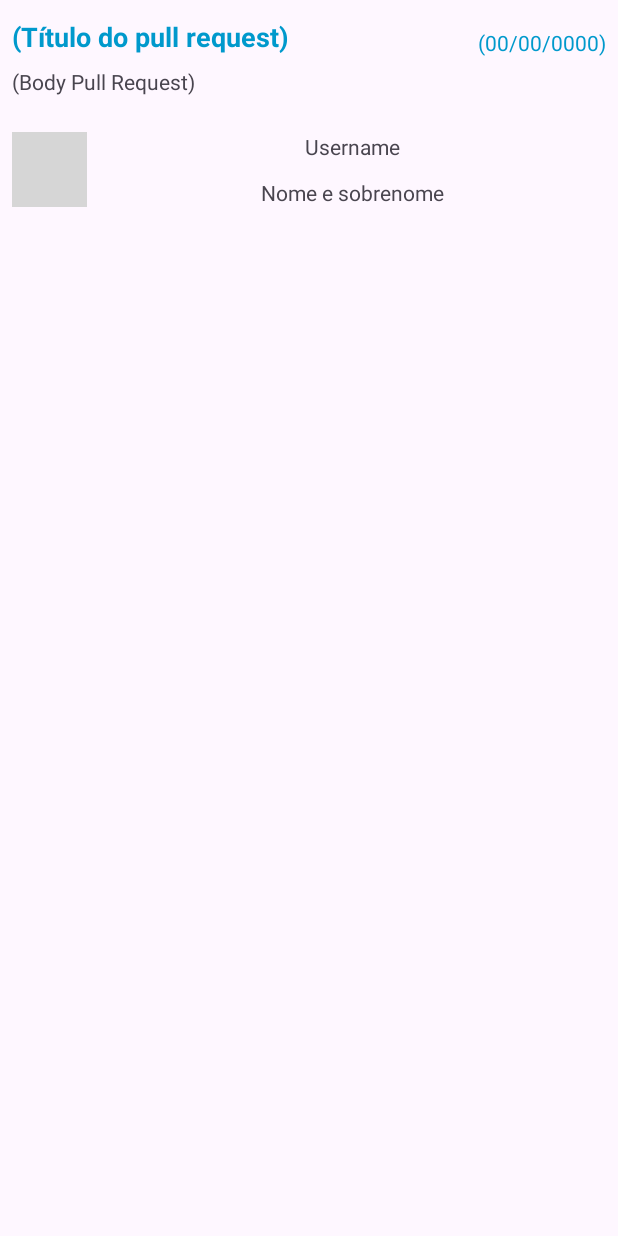
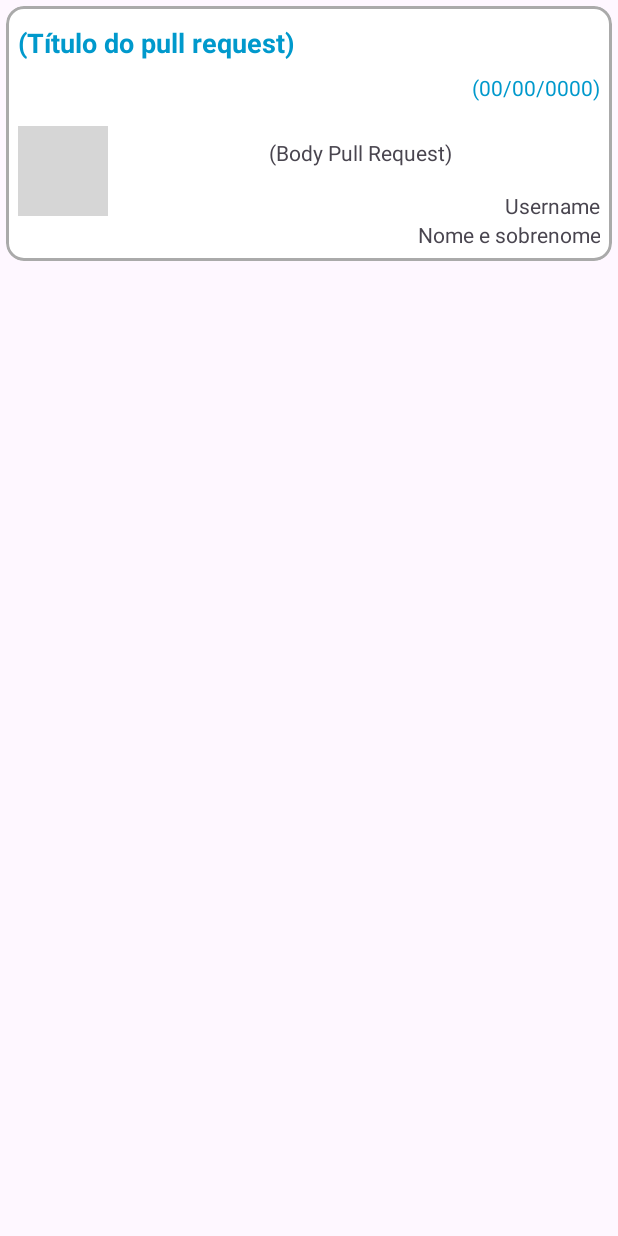
Before and after one commit to Rqmello/GitHubRepositories, an Android app: the layout item_pull_request.xml on its own in the app's theme, with its tools: preview values and no code run, on a phone screen of 412 x 824 dp. Run offline under Robolectric (Android 15) with nearby library versions, the phone set to English and light mode, and no system bars; grey boxes are pictures that could not be loaded.

Commit message:
Alterações para melhorar o layout do item_pull_request

```diff
--- a/app/src/main/java/com/example/githubrepositories/presentation/gitpullrequest/PullRequestAdapter.kt
+++ b/app/src/main/java/com/example/githubrepositories/presentation/gitpullrequest/PullRequestAdapter.kt
@@ -29,7 +29,7 @@ class PullRequestAdapter(private var list: List<PullRequestItemModel?>) :
     inner class PullRequestViewHolder(private val binding: ItemPullRequestBinding) : RecyclerView.ViewHolder(binding.root){
 
        fun encaixar(item: PullRequestItemModel) {
-           binding.tvGitHubRepositoriesItemPullRequestDate.text = item.created_at
+           binding.tvGitHubRepositoriesItemPullRequestDate.text = "Criado em: " + item.created_at
            binding.tvGitHubRepositoriesItemPullRequestBody.text = item.body
            binding.tvGitHubRepositoriesItemPullRequestUsername.text = item.usuario.login
            binding.tvGitHubRepositoriesItemPullRequestTitle.text = item.title
--- a/app/src/main/res/layout/item_pull_request.xml
+++ b/app/src/main/res/layout/item_pull_request.xml
@@ -1,10 +1,34 @@
 <?xml version="1.0" encoding="utf-8"?>
-<androidx.constraintlayout.widget.ConstraintLayout
-    xmlns:android="http://schemas.android.com/apk/res/android"
+<androidx.constraintlayout.widget.ConstraintLayout xmlns:android="http://schemas.android.com/apk/res/android"
     xmlns:app="http://schemas.android.com/apk/res-auto"
     xmlns:tools="http://schemas.android.com/tools"
+    android:id="@+id/cl_item_pull_request"
     android:layout_width="match_parent"
     android:layout_height="wrap_content">
+
+    <com.google.android.material.card.MaterialCardView
+        android:id="@+id/mcv_git_hub_repository_item"
+        android:layout_width="match_parent"
+        android:layout_height="wrap_content"
+        android:layout_marginStart="4dp"
+        android:layout_marginTop="4dp"
+        android:layout_marginEnd="4dp"
+        android:layout_marginBottom="4dp"
+        android:backgroundTint="@color/cardview_light_background"
+        app:layout_constraintBottom_toBottomOf="parent"
+        app:layout_constraintStart_toStartOf="parent"
+        app:layout_constraintTop_toTopOf="parent"
+        app:strokeColor="@android:color/darker_gray"
+        app:strokeWidth="2dp">
+
+        <androidx.constraintlayout.widget.ConstraintLayout
+            android:id="@+id/cl_repository_item"
+            android:layout_width="match_parent"
+            android:layout_height="wrap_content"
+            app:layout_constraintBottom_toBottomOf="parent"
+            app:layout_constraintEnd_toEndOf="parent"
+            app:layout_constraintStart_toStartOf="parent"
+            app:layout_constraintTop_toTopOf="parent">
 
             <TextView
                 android:id="@+id/tv_git_hub_repositories_item_pull_request_title"
@@ -12,11 +36,11 @@
                 android:layout_height="wrap_content"
                 android:layout_marginStart="8dp"
                 android:layout_marginTop="12dp"
-        android:layout_marginEnd="4dp"
+                android:layout_marginEnd="8dp"
                 android:textColor="@android:color/holo_blue_dark"
                 android:textSize="18sp"
                 android:textStyle="bold"
-        app:layout_constraintEnd_toStartOf="@id/tv_git_hub_repositories_item_pull_request_date"
+                app:layout_constraintEnd_toEndOf="parent"
                 app:layout_constraintStart_toStartOf="parent"
                 app:layout_constraintTop_toTopOf="parent"
                 tools:text="(Título do pull request)" />
@@ -28,13 +52,11 @@
                 android:layout_marginStart="4dp"
                 android:layout_marginTop="8dp"
                 android:layout_marginEnd="8dp"
-        android:gravity="center"
+                android:gravity="end|right"
                 android:textColor="@android:color/holo_blue_dark"
                 android:textSize="14sp"
-        app:layout_constraintBottom_toBottomOf="@id/tv_git_hub_repositories_item_pull_request_title"
                 app:layout_constraintEnd_toEndOf="parent"
-        app:layout_constraintStart_toEndOf="@id/tv_git_hub_repositories_item_pull_request_title"
-        app:layout_constraintTop_toTopOf="@id/tv_git_hub_repositories_item_pull_request_title"
+                app:layout_constraintTop_toBottomOf="@id/tv_git_hub_repositories_item_pull_request_title"
                 tools:text="(00/00/0000)" />
 
             <TextView
@@ -42,26 +64,25 @@
                 android:layout_width="0dp"
                 android:layout_height="wrap_content"
                 android:layout_marginStart="8dp"
+                android:gravity="center"
                 android:layout_marginTop="8dp"
                 android:layout_marginEnd="8dp"
-        android:lines="2"
+                android:lines="3"
                 app:layout_constraintEnd_toEndOf="parent"
-        app:layout_constraintStart_toStartOf="parent"
-        app:layout_constraintTop_toBottomOf="@id/tv_git_hub_repositories_item_pull_request_title"
+                app:layout_constraintStart_toEndOf="@id/iv_git_hub_repositories_item_pull_request_avatar_url"
+                app:layout_constraintTop_toBottomOf="@id/tv_git_hub_repositories_item_pull_request_date"
                 tools:text="(Body Pull Request)" />
 
             <ImageView
                 android:id="@+id/iv_git_hub_repositories_item_pull_request_avatar_url"
-        android:layout_width="50dp"
-        android:layout_height="50dp"
+                android:layout_width="60dp"
+                android:layout_height="60dp"
                 android:layout_marginStart="8dp"
                 android:layout_marginTop="8dp"
                 android:layout_marginEnd="8dp"
                 android:layout_marginBottom="8dp"
-        app:layout_constraintBottom_toBottomOf="parent"
-        app:layout_constraintEnd_toStartOf="@id/tv_git_hub_repositories_item_pull_request_username"
                 app:layout_constraintStart_toStartOf="parent"
-        app:layout_constraintTop_toBottomOf="@id/tv_git_hub_repositories_item_pull_request_body"
+                app:layout_constraintTop_toTopOf="@id/tv_git_hub_repositories_item_pull_request_body"
                 tools:src="@tools:sample/avatars" />
 
             <TextView
@@ -69,10 +90,10 @@
                 android:layout_width="0dp"
                 android:layout_height="wrap_content"
                 android:layout_marginEnd="8dp"
-        android:gravity="center"
+                android:gravity="end"
                 app:layout_constraintEnd_toEndOf="parent"
-        app:layout_constraintStart_toEndOf="@id/iv_git_hub_repositories_item_pull_request_avatar_url"
-        app:layout_constraintTop_toTopOf="@id/iv_git_hub_repositories_item_pull_request_avatar_url"
+                app:layout_constraintTop_toBottomOf="@id/tv_git_hub_repositories_item_pull_request_body"
+                app:layout_constraintBottom_toTopOf="@id/tv_git_hub_repositories_item_pull_request_lastname"
                 tools:text="Username" />
 
             <TextView
@@ -81,10 +102,14 @@
                 android:layout_height="wrap_content"
                 android:layout_marginStart="8dp"
                 android:layout_marginEnd="8dp"
-        android:gravity="center"
-        app:layout_constraintBottom_toBottomOf="@id/iv_git_hub_repositories_item_pull_request_avatar_url"
+                android:layout_marginBottom="8dp"
+                android:gravity="end"
+                app:layout_constraintBottom_toBottomOf="parent"
                 app:layout_constraintEnd_toEndOf="parent"
-        app:layout_constraintStart_toEndOf="@id/iv_git_hub_repositories_item_pull_request_avatar_url"
+                app:layout_constraintTop_toBottomOf="@id/tv_git_hub_repositories_item_pull_request_username"
+                app:layout_constraintStart_toStartOf="parent"
                 tools:text="Nome e sobrenome" />
 
         </androidx.constraintlayout.widget.ConstraintLayout>
+    </com.google.android.material.card.MaterialCardView>
+</androidx.constraintlayout.widget.ConstraintLayout>
```
Lines whose indentation alone changed are shown as unchanged.
